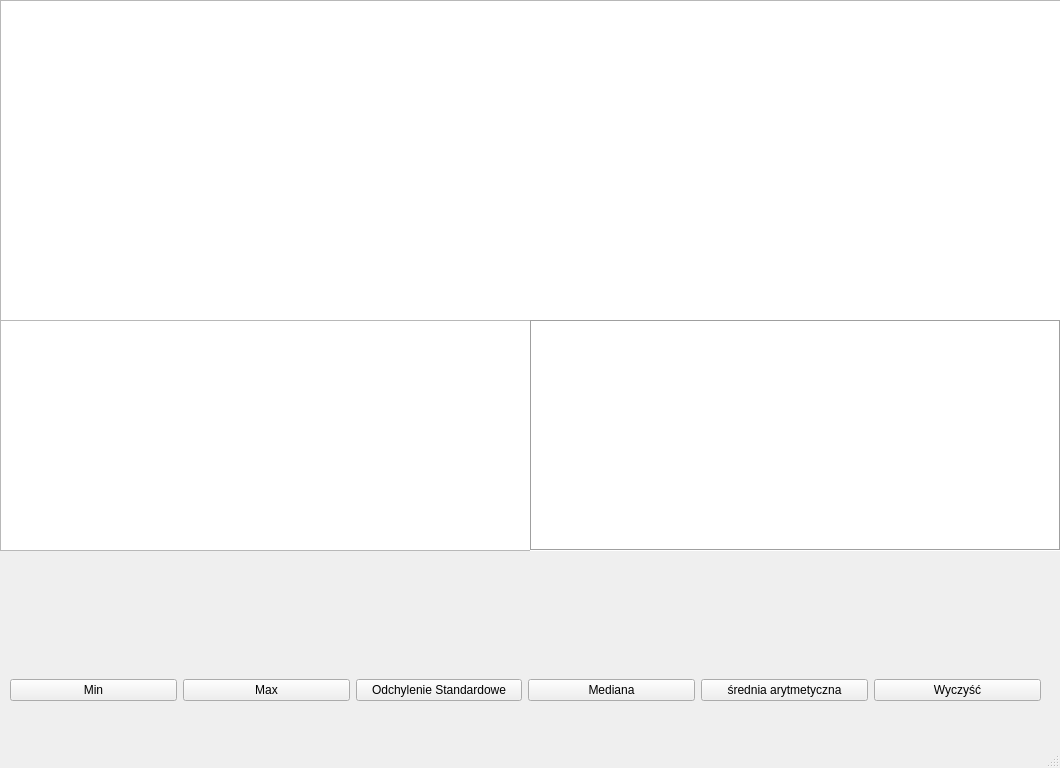
Qt form main.ui (Krzys3n/Pynalise) before a commit.
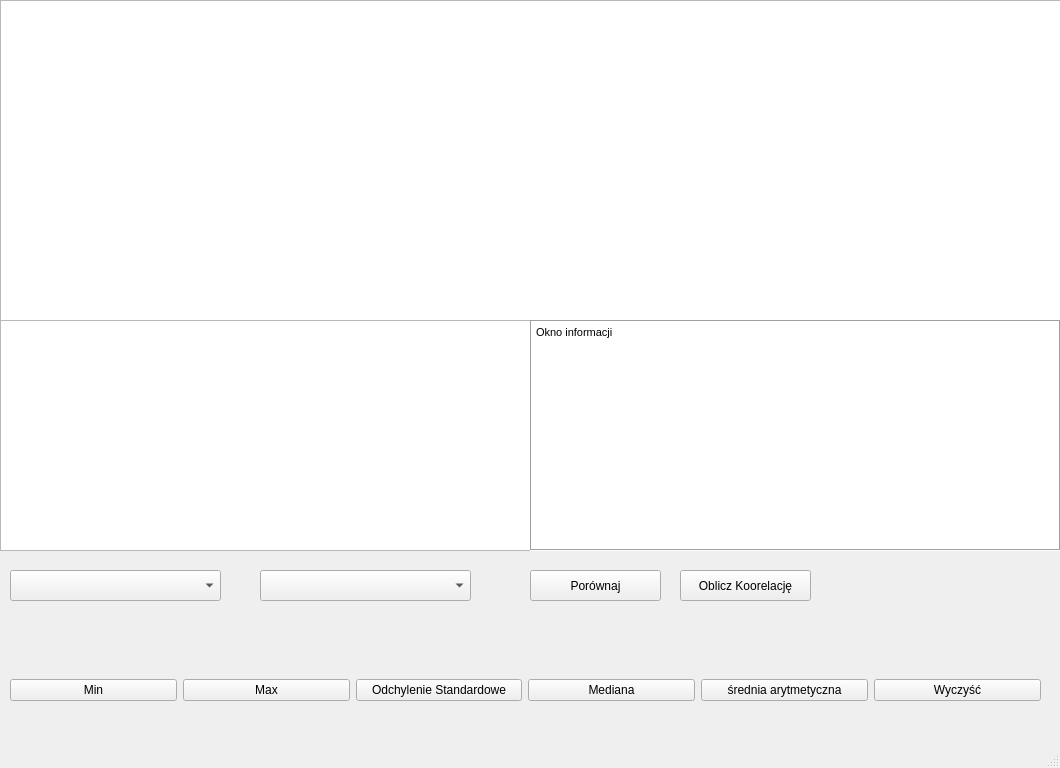
The same form after that commit.

Commit message: Koorelacja, porównanie atrybutów, wykres słupkowy

Diff of the .ui file:
```diff
--- a/main.ui
+++ b/main.ui
@@ -102,6 +102,59 @@
     </property>
     <property name="frameShape">
      <enum>QFrame::Box</enum>
+    </property>
+    <property name="html">
+     <string>&lt;!DOCTYPE HTML PUBLIC &quot;-//W3C//DTD HTML 4.0//EN&quot; &quot;http://www.w3.org/TR/REC-html40/strict.dtd&quot;&gt;
+&lt;html&gt;&lt;head&gt;&lt;meta name=&quot;qrichtext&quot; content=&quot;1&quot; /&gt;&lt;style type=&quot;text/css&quot;&gt;
+p, li { white-space: pre-wrap; }
+&lt;/style&gt;&lt;/head&gt;&lt;body style=&quot; font-family:'MS Shell Dlg 2'; font-size:8.25pt; font-weight:400; font-style:normal;&quot;&gt;
+&lt;p style=&quot; margin-top:0px; margin-bottom:0px; margin-left:0px; margin-right:0px; -qt-block-indent:0; text-indent:0px;&quot;&gt;Okno informacji&lt;/p&gt;&lt;/body&gt;&lt;/html&gt;</string>
+    </property>
+   </widget>
+   <widget class="QComboBox" name="comboBoxAtrybut1">
+    <property name="geometry">
+     <rect>
+      <x>10</x>
+      <y>570</y>
+      <width>211</width>
+      <height>31</height>
+     </rect>
+    </property>
+   </widget>
+   <widget class="QComboBox" name="comboBoxAtrybut2">
+    <property name="geometry">
+     <rect>
+      <x>260</x>
+      <y>570</y>
+      <width>211</width>
+      <height>31</height>
+     </rect>
+    </property>
+   </widget>
+   <widget class="QPushButton" name="pushButtonPorownaj">
+    <property name="geometry">
+     <rect>
+      <x>530</x>
+      <y>570</y>
+      <width>131</width>
+      <height>31</height>
+     </rect>
+    </property>
+    <property name="text">
+     <string>Porównaj</string>
+    </property>
+   </widget>
+   <widget class="QPushButton" name="pushButtonKoorelacja">
+    <property name="geometry">
+     <rect>
+      <x>680</x>
+      <y>570</y>
+      <width>131</width>
+      <height>31</height>
+     </rect>
+    </property>
+    <property name="text">
+     <string>Oblicz Koorelację</string>
     </property>
    </widget>
   </widget>
```
Left out of the diff: 2 changed lines with no effect on the pictures. The commit also changes 1 other file.
